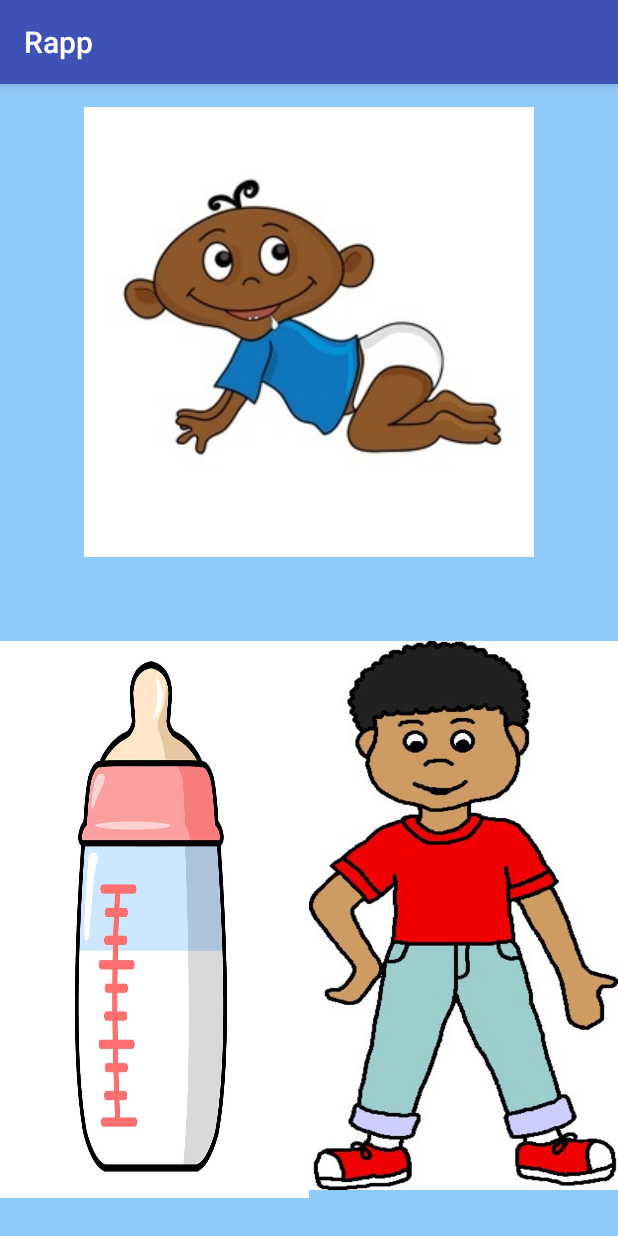
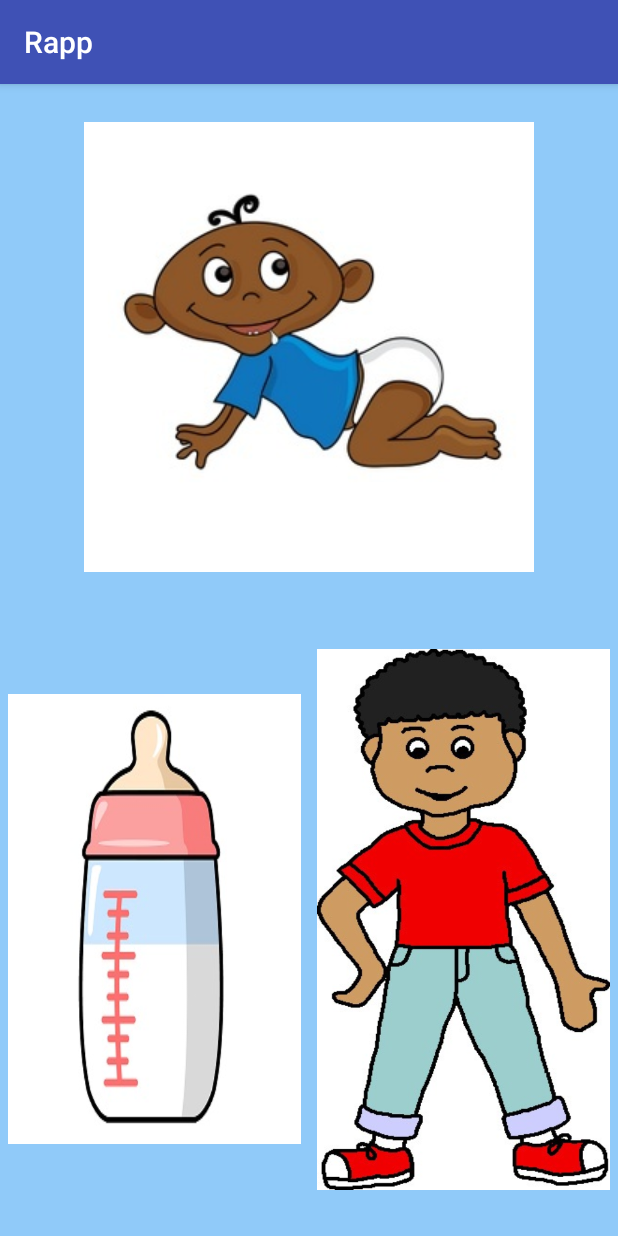
Before and after one commit to 2016AndroidAppProject/Rapp, an Android app: the questionsController screen opened directly, with no data from a screen before it, on a phone screen of 412 x 824 dp. Run offline under Robolectric (Android 15) with nearby library versions, the phone set to English and light mode, and no system bars; 4 statements that could not run were skipped.

Commit message:
Adding in latest changes

```diff
--- a/app/src/main/java/com/example/nick/rapp/questionsController.java
+++ b/app/src/main/java/com/example/nick/rapp/questionsController.java
@@ -71,6 +71,11 @@ public class questionsController extends AppCompatActivity {
         opt1 = (View) findViewById(R.id.opt1pic);
         opt2 = (View) findViewById(R.id.opt2pic);
         opt3 = (View) findViewById(R.id.opt3pic);
+
+
+        opt1.setSoundEffectsEnabled(false);
+        opt2.setSoundEffectsEnabled(false);
+        opt3.setSoundEffectsEnabled(false);
 
 
 
--- a/app/src/main/res/layout/testquestions_screen.xml
+++ b/app/src/main/res/layout/testquestions_screen.xml
@@ -20,23 +20,23 @@
 
         <RelativeLayout
             android:layout_width="match_parent"
-            android:layout_height="match_parent">
+            android:layout_height="match_parent"
+            android:layout_margin="10dp"
+            android:weightSum="1">
 
             <RelativeLayout
-                android:layout_width="wrap_content"
-                android:layout_height="wrap_content"
+                android:layout_width="match_parent"
+                android:layout_height="match_parent"
                 android:layout_centerHorizontal="true"
                 android:layout_alignParentTop="false"
-                android:layout_alignParentBottom="false">
+                android:layout_alignParentBottom="false"
+                android:layout_weight="0.5">
 
                 <RadioButton
                     android:id="@+id/opt3pic"
                     android:orientation="vertical"
                     android:layout_width="wrap_content"
                     android:layout_height="wrap_content"
-                    android:layout_weight="0.45"
-                    android:minHeight="0dp"
-                    android:minWidth="0dp"
                     android:onClick="doNothing"
                     android:button="@null"
                     android:background="@drawable/p1a"
@@ -44,30 +44,16 @@
                     android:layout_centerHorizontal="true"
                     android:layout_margin="15dp">
 
-
-                    <!--android:id="@+id/opt1pic"-->
-                    <!--android:orientation="vertical"-->
-                    <!--android:layout_margin="15dp"-->
-                    <!--android:layout_width="match_parent"-->
-                    <!--android:layout_height="match_parent"-->
-                    <!--android:layout_weight="0.45"-->
-                    <!--android:minHeight="0dp"-->
-                    <!--android:minWidth="0dp"-->
-                    <!--android:onClick="doNothing"-->
-                    <!--android:button="@null"-->
-
-                    <!--android:background="@drawable/p1a">-->
             </RadioButton>
 
                 <RadioButton
                 android:id="@+id/opt3"
-                android:scaleType="fitXY"
-                    android:layout_width="match_parent"
-                android:layout_height="match_parent"
-                android:layout_weight="0.45"
+
+                android:layout_width="wrap_content"
+                android:layout_height="wrap_content"
                 android:onClick="answer"
                 android:button="@null"
-                android:scaleY="0.65"
+
                 android:checked="false"
                     android:layout_centerVertical="true"
                     android:layout_centerHorizontal="true"
@@ -75,7 +61,7 @@
                     android:layout_alignBottom="@+id/opt3pic"
                     android:layout_alignLeft="@+id/opt3pic"
                     android:layout_alignRight="@+id/opt3pic"
-                    android:layout_margin="5dp" />
+                    android:layout_margin="7dp" />
 
             </RelativeLayout>
         </RelativeLayout>
@@ -94,16 +80,14 @@
             android:layout_alignParentTop="true"
             android:layout_alignParentRight="true"
             android:layout_alignParentEnd="true"
-            android:layout_weight="4.5">
+            android:layout_weight="4.5"
+            android:layout_margin="5dp">
 
             <RadioButton
                 android:id="@+id/opt1pic"
                 android:orientation="vertical"
                 android:layout_width="wrap_content"
                 android:layout_height="wrap_content"
-                android:layout_weight="0.45"
-                android:minHeight="0dp"
-                android:minWidth="0dp"
                 android:onClick="doNothing"
                 android:button="@null"
 
@@ -113,13 +97,11 @@
 
             <RadioButton
             android:id="@+id/opt1"
-            android:scaleType="fitXY"
-                android:layout_width="match_parent"
-            android:layout_height="match_parent"
-            android:layout_weight="0.45"
+                android:layout_width="wrap_content"
+            android:layout_height="wrap_content"
             android:onClick="answer"
             android:button="@null"
-            android:scaleY="0.65"
+
             android:checked="false"
                 android:layout_alignRight="@+id/opt1pic"
                 android:layout_alignEnd="@+id/opt1pic"
@@ -127,47 +109,42 @@
                 android:layout_alignStart="@+id/opt1pic"
                 android:layout_alignParentTop="true"
                 android:layout_alignParentBottom="true"
-                android:layout_margin="5dp" />
+                android:layout_margin="7dp" />
 
         </RelativeLayout>
 
         <RelativeLayout
             android:layout_width="match_parent"
             android:layout_height="match_parent"
-            android:layout_weight="4.5">
+            android:layout_weight="4.5"
+            android:layout_margin="5dp">
 
             <RadioButton
                 android:id="@+id/opt2pic"
                 android:orientation="vertical"
                 android:layout_width="wrap_content"
                 android:layout_height="wrap_content"
-                android:layout_weight="0.45"
-                android:minHeight="0dp"
-                android:minWidth="0dp"
                 android:onClick="doNothing"
                 android:button="@null"
 
                 android:background="@drawable/p1a"
                 android:checked="false"
-                android:layout_alignBottom="@+id/opt2"
                 android:layout_centerHorizontal="true"></RadioButton>
 
             <RadioButton
             android:id="@+id/opt2"
-            android:scaleType="fitXY"
-                android:layout_width="match_parent"
-            android:layout_height="match_parent"
-            android:minHeight="0dp"
-            android:minWidth="0dp"
-            android:layout_weight="0.45"
+                android:layout_width="wrap_content"
+            android:layout_height="wrap_content"
             android:onClick="answer"
             android:button="@null"
-            android:scaleY="0.65"
+
                 android:layout_alignLeft="@+id/opt2pic"
                 android:layout_alignStart="@+id/opt2pic"
                 android:layout_alignRight="@+id/opt2pic"
                 android:layout_alignEnd="@+id/opt2pic"
-                android:layout_margin="5dp" />
+                android:layout_margin="7dp"
+                android:layout_alignParentTop="true"
+                android:layout_alignParentBottom="true" />
         </RelativeLayout>
 
     </LinearLayout>
```
Also changed, not shown: app/src/main/res/drawable/p10b.jpg, app/src/main/res/drawable/p10c.jpg, app/src/main/res/drawable/p11b.jpg, app/src/main/res/drawable/p13b.jpg, app/src/main/res/drawable/p14b.jpg, app/src/main/res/drawable/p15b.jpg, app/src/main/res/drawable/p18a.jpg, app/src/main/res/drawable/p1c.jpg, app/src/main/res/drawable/p20b.jpg, app/src/main/res/drawable/p21b.jpg, app/src/main/res/drawable/p2b.jpg, app/src/main/res/drawable/p6b.jpg, app/src/main/res/drawable/p6c.jpg, app/src/main/res/drawable/p7c.jpg, 2 more files.
